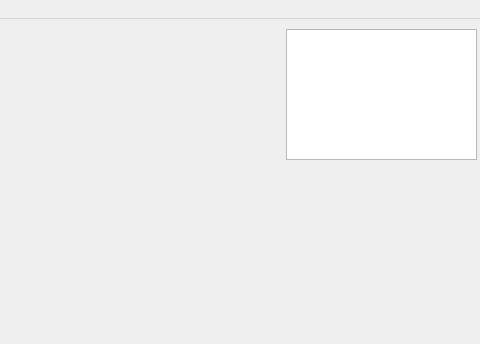
This is mainwindow.ui in Stymphalian/RayTracer as Qt 5 draws it before an edit; both pictures show x 794 to 1274 and y 0 to 344 of the 1274 by 591 pixel window. The edited form follows.
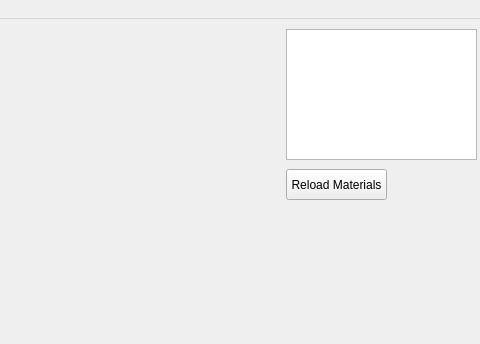
This is the edited form. Custom widgets are drawn as their Qt base class.

```diff
--- a/mainwindow.ui
+++ b/mainwindow.ui
@@ -58,6 +58,19 @@
      <bool>true</bool>
     </property>
    </widget>
+   <widget class="QPushButton" name="pushButton">
+    <property name="geometry">
+     <rect>
+      <x>1080</x>
+      <y>150</y>
+      <width>101</width>
+      <height>31</height>
+     </rect>
+    </property>
+    <property name="text">
+     <string>Reload Materials</string>
+    </property>
+   </widget>
   </widget>
   <widget class="QMenuBar" name="menuBar">
    <property name="geometry">
```
Left out of the diff: 20 changed lines with no effect on the pictures.
